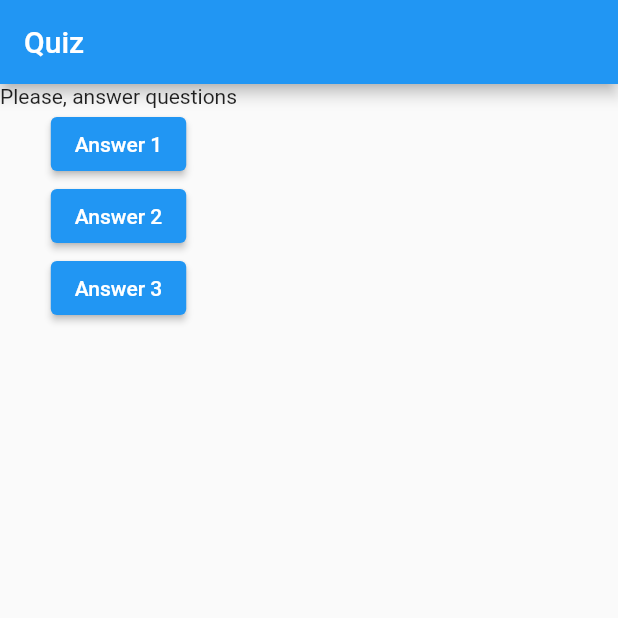
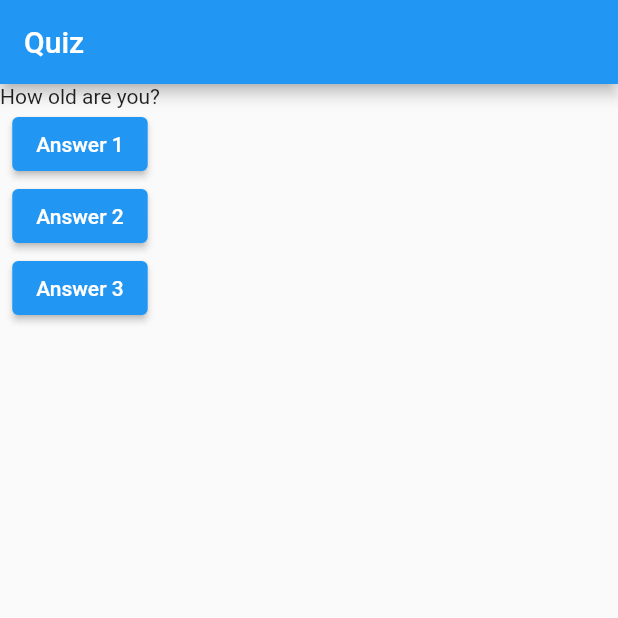
Before and after one commit to SashaPilevich/dart-flutter-basic, a Flutter app: the screen it shows after launch, after a tap on "Answer 1", on a phone screen of 412 x 824 dp, the top half of it. Run offline on Flutter 3.47's test engine with Material 2 defaults, Android fonts, the phone set to English and light mode, and no system bars.

```diff
--- a/flutter_first_app/lib/main.dart
+++ b/flutter_first_app/lib/main.dart
@@ -4,25 +4,42 @@ void main() {
   runApp(MyApp());
 }
 
-class MyApp extends StatelessWidget {
-  MyApp({super.key});
+class MyApp extends StatefulWidget {
+  const MyApp({super.key});
+  @override
+  State<StatefulWidget> createState() {
+    return MyAppState();
+  }
+}
+
+class MyAppState extends State<MyApp> {
+  var questionIndex = 0;
   void answerQuestion() {
-    print('Answer chosen!');
+    setState(() {
+        questionIndex = questionIndex + 1;
+    });
   }
 
   @override
   Widget build(BuildContext context) {
+    List<String> questions = [
+      'What\'s your name?',
+      'How old are you?',
+      'What do you do?'
+    ];
     return MaterialApp(
       home: Scaffold(
         appBar: AppBar(
           title: Text('Quiz'),
         ),
         body: Column(
-          children:  [
-            Text('Please, answer questions'),
+          children: [
+            Text(questions[questionIndex]),
             ElevatedButton(onPressed: answerQuestion, child: Text('Answer 1')),
             ElevatedButton(onPressed: answerQuestion, child: Text('Answer 2')),
-            ElevatedButton(onPressed: answerQuestion, child: Text('Answer 3')),
+            ElevatedButton(
+                onPressed: () => print('Answer 3 chosen'),
+                child: Text('Answer 3')),
           ],
         ),
       ),
```
